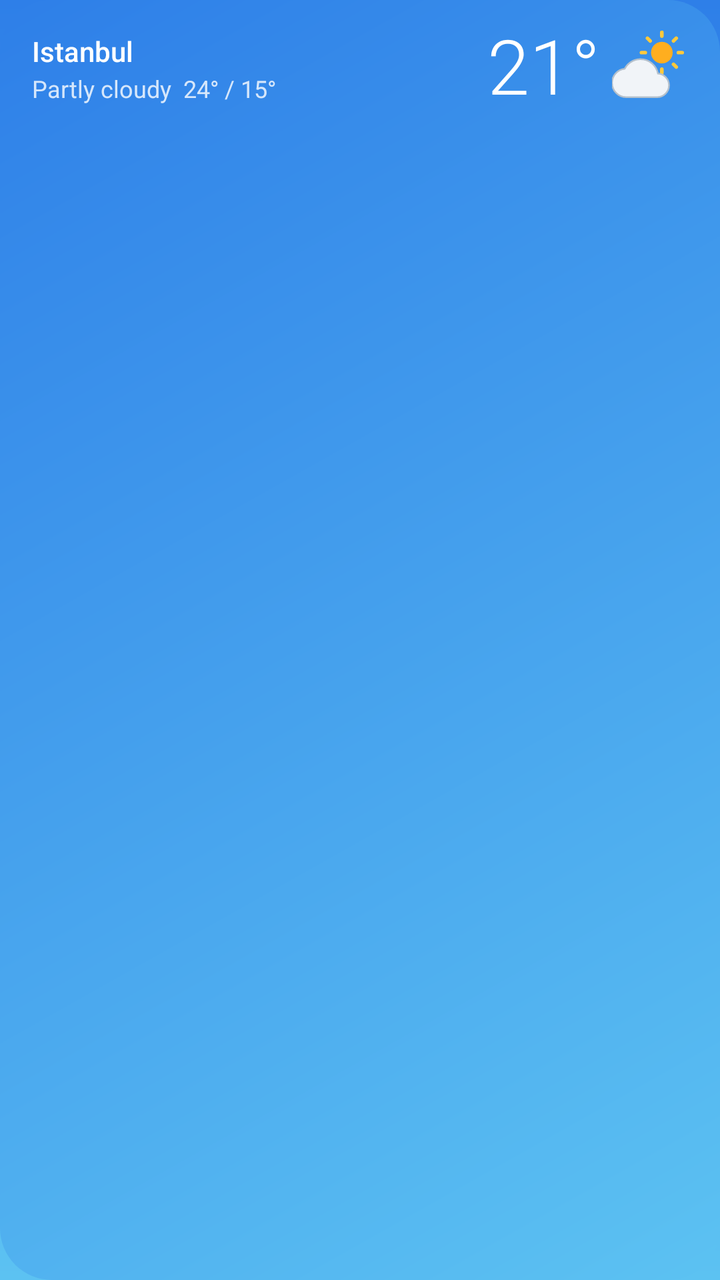
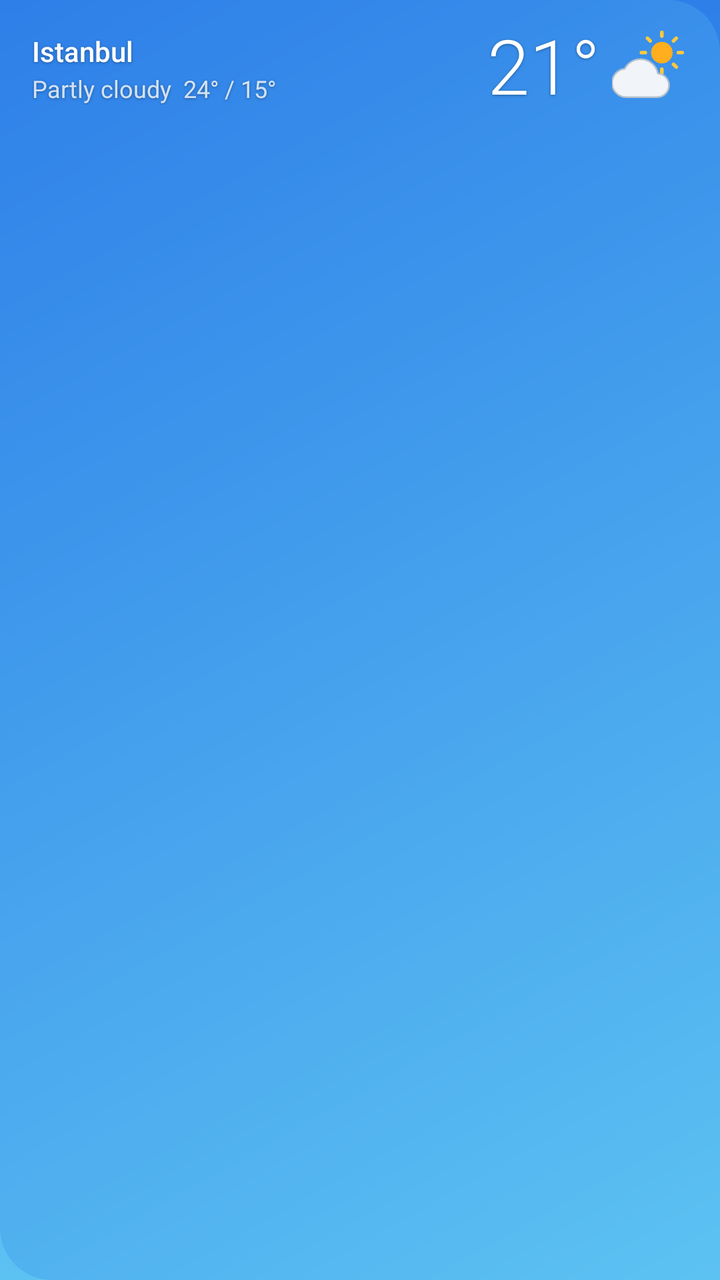

An Android layout rendered at two revisions. The XML below is the earlier revision; the diff shows what the commit changed to produce the second picture.
<!-- AndroidManifest.xml: application theme Theme.Hava -->
<!-- res/layout/widget_hourly.xml -->
<?xml version="1.0" encoding="utf-8"?>
<LinearLayout xmlns:android="http://schemas.android.com/apk/res/android"
    android:id="@+id/root"
    android:layout_width="match_parent"
    android:layout_height="match_parent"
    android:background="@drawable/bg_clear_day"
    android:orientation="vertical"
    android:paddingStart="16dp"
    android:paddingTop="12dp"
    android:paddingEnd="16dp"
    android:paddingBottom="10dp">

    <LinearLayout
        android:layout_width="match_parent"
        android:layout_height="wrap_content"
        android:gravity="center_vertical"
        android:orientation="horizontal">

        <LinearLayout
            android:layout_width="0dp"
            android:layout_height="wrap_content"
            android:layout_weight="1"
            android:orientation="vertical">

            <TextView
                android:id="@+id/place"
                android:layout_width="match_parent"
                android:layout_height="wrap_content"
                android:ellipsize="end"
                android:fontFamily="sans-serif-medium"
                android:maxLines="1"
                android:text="@string/preview_place"
                android:textColor="#FFFFFFFF"
                android:textSize="14sp" />

            <LinearLayout
                android:layout_width="match_parent"
                android:layout_height="wrap_content"
                android:layout_marginTop="1dp"
                android:orientation="horizontal">

                <TextView
                    android:id="@+id/cond"
                    android:layout_width="wrap_content"
                    android:layout_height="wrap_content"
                    android:ellipsize="end"
                    android:maxLines="1"
                    android:text="@string/c_partly"
                    android:textColor="#CCFFFFFF"
                    android:textSize="12sp" />

                <TextView
                    android:id="@+id/hilo"
                    android:layout_width="wrap_content"
                    android:layout_height="wrap_content"
                    android:layout_marginStart="6dp"
                    android:layout_marginEnd="6dp"
                    android:maxLines="1"
                    android:text="24° / 15°"
                    android:textColor="#CCFFFFFF"
                    android:textSize="12sp" />
            </LinearLayout>
        </LinearLayout>

        <TextView
            android:id="@+id/temp"
            android:layout_width="wrap_content"
            android:layout_height="wrap_content"
            android:fontFamily="sans-serif-light"
            android:includeFontPadding="false"
            android:text="21°"
            android:textColor="#FFFFFFFF"
            android:textSize="38sp" />

        <ImageView
            android:id="@+id/icon"
            android:layout_width="38dp"
            android:layout_height="38dp"
            android:layout_marginStart="6dp"
            android:importantForAccessibility="no"
            android:src="@drawable/ic_w_partly_day" />
    </LinearLayout>

    <LinearLayout
        android:id="@+id/hours"
        android:layout_width="match_parent"
        android:layout_height="0dp"
        android:layout_marginTop="4dp"
        android:layout_weight="1"
        android:gravity="center_vertical"
        android:orientation="horizontal" />

    <ImageView
        android:id="@+id/curve"
        android:layout_width="match_parent"
        android:layout_height="14dp"
        android:importantForAccessibility="no"
        android:scaleType="fitXY" />
</LinearLayout>
<!-- resources referenced by this layout -->
<resources>
  <!-- drawable bg_clear_day (drawable) -->
  <?xml version="1.0" encoding="utf-8"?>
  <shape xmlns:android="http://schemas.android.com/apk/res/android" android:shape="rectangle">
      <corners android:radius="26dp" />
      <gradient android:angle="315" android:startColor="#FF2E7FE8" android:endColor="#FF5CC2F2" android:type="linear" />
  </shape>
  <!-- drawable ic_w_partly_day (drawable) -->
  <?xml version="1.0" encoding="utf-8"?>
  <vector xmlns:android="http://schemas.android.com/apk/res/android"
      android:width="24dp" android:height="24dp"
      android:viewportWidth="24" android:viewportHeight="24">
  <group android:scaleX="0.62" android:scaleY="0.62" android:translateX="8.3" android:translateY="-0.5">
  <path android:strokeColor="#FFFFC93C" android:strokeWidth="1.8" android:strokeLineCap="round" android:pathData="M12,1.6V3.6M12,20.4V22.4M1.6,12H3.6M20.4,12H22.4M4.65,4.65L6.06,6.06M17.94,17.94L19.35,19.35M4.65,19.35L6.06,17.94M17.94,6.06L19.35,4.65"/>
  <path android:fillColor="#FFFFAE1F" android:pathData="M6.5,12a5.5,5.5 0 1,0 11,0a5.5,5.5 0 1,0 -11,0z"/>
  </group>
  <group android:scaleX="0.75" android:scaleY="0.75" android:translateX="0" android:translateY="6">
  <path android:fillColor="#FFF1F4F8" android:strokeColor="#FFB4C0CC" android:strokeWidth="0.7" android:pathData="M19.35,10.04C18.67,6.59 15.64,4 12,4 9.11,4 6.6,5.64 5.35,8.04 2.34,8.36 0,10.91 0,14c0,3.31 2.69,6 6,6h13c2.76,0 5,-2.24 5,-5 0,-2.64 -2.05,-4.78 -4.65,-4.96z"/>
  </group>
  </vector>
  <string name="c_partly">Partly cloudy</string>
  <string name="preview_place">Istanbul</string>
  <style name="Theme.Hava" parent="android:Theme.Material.NoActionBar">
          <item name="android:windowBackground">@drawable/bg_window</item>
          <item name="android:statusBarColor">@android:color/transparent</item>
          <item name="android:navigationBarColor">@android:color/transparent</item>
      </style>
  <!-- drawable bg_window (drawable) -->
  <?xml version="1.0" encoding="utf-8"?>
  <shape xmlns:android="http://schemas.android.com/apk/res/android" android:shape="rectangle">
      <gradient android:angle="270" android:startColor="#FF2E7FE8" android:endColor="#FF5CC2F2" />
  </shape>
</resources>

<!-- the commit's change to res/layout/widget_hourly.xml (unified diff, before → after) -->
@@ -30,6 +30,9 @@
                 android:fontFamily="sans-serif-medium"
                 android:maxLines="1"
                 android:text="@string/preview_place"
+                android:shadowColor="#59000000"
+                android:shadowDy="1"
+                android:shadowRadius="3"
                 android:textColor="#FFFFFFFF"
                 android:textSize="14sp" />
 
@@ -46,6 +49,9 @@
                     android:ellipsize="end"
                     android:maxLines="1"
                     android:text="@string/c_partly"
+                    android:shadowColor="#59000000"
+                    android:shadowDy="1"
+                    android:shadowRadius="3"
                     android:textColor="#CCFFFFFF"
                     android:textSize="12sp" />
 
@@ -57,6 +63,9 @@
                     android:layout_marginEnd="6dp"
                     android:maxLines="1"
                     android:text="24° / 15°"
+                    android:shadowColor="#59000000"
+                    android:shadowDy="1"
+                    android:shadowRadius="3"
                     android:textColor="#CCFFFFFF"
                     android:textSize="12sp" />
             </LinearLayout>
@@ -69,6 +78,9 @@
             android:fontFamily="sans-serif-light"
             android:includeFontPadding="false"
             android:text="21°"
+            android:shadowColor="#59000000"
+            android:shadowDy="1"
+            android:shadowRadius="3"
             android:textColor="#FFFFFFFF"
             android:textSize="38sp" />
 
